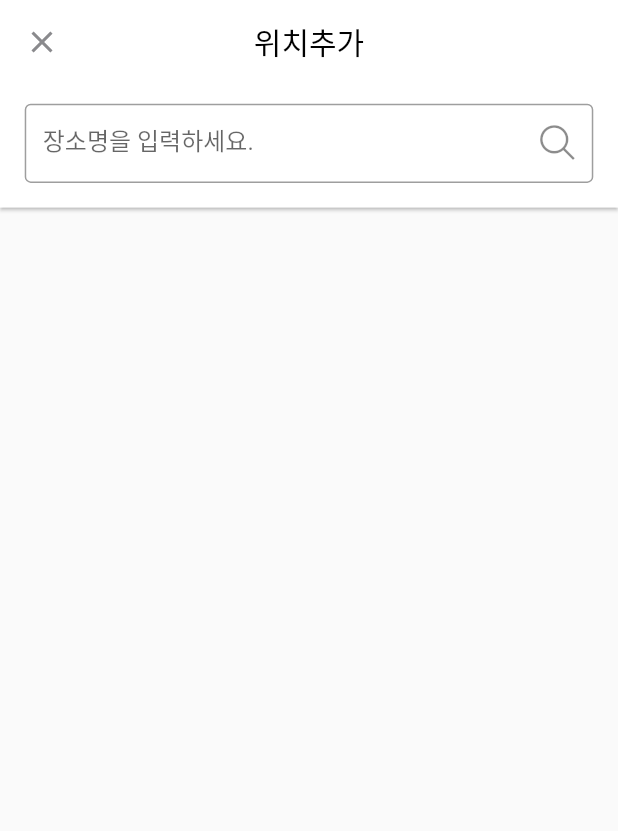
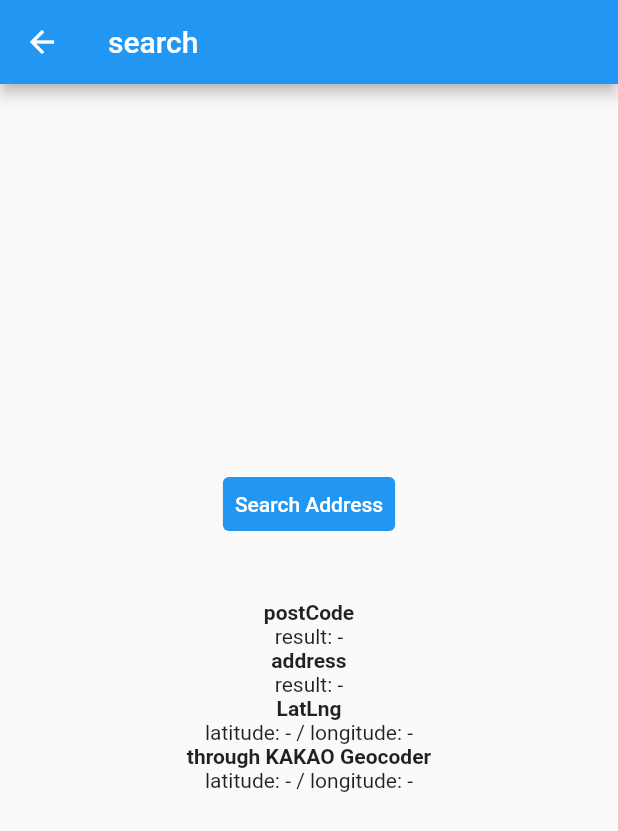
Before and after one commit to geongupark/POTL, a Flutter app: the PotlWidget screen opened directly, item 3 of the bottom bar chosen, after a tap on "위치 추가", on a phone screen of 412 x 824 dp. Shown: the top 831 px of the screen. Run offline on Flutter 3.47's test engine with Material 2 defaults, Android fonts, the phone set to English and light mode, and no system bars; our stand-ins replace carousel_slider, cloud_firestore, firebase_auth, firebase_core, firebase_storage, google_maps_flutter and 1 more; missing offline and left inert: kpostal; accounts and stored records are empty.

```diff
--- a/lib/service/home_service.dart
+++ b/lib/service/home_service.dart
@@ -10,7 +10,7 @@ class HomeService extends ChangeNotifier {
     return postCollection.orderBy("voting", descending: true).get();
   }
 
-  Future<QuerySnapshot> read() async {
+  Future<QuerySnapshot> readAllPostBySorting() async {
     return postCollection
         .orderBy("voting", descending: true)
         .orderBy("time", descending: true)
--- a/lib/view/common/potl_page.dart
+++ b/lib/view/common/potl_page.dart
@@ -1,4 +1,5 @@
 import 'package:flutter/material.dart';
+import 'package:potl/view/map/map_page.dart';
 
 import '../../util/POTL_icons.dart';
 import '../../util/confing.dart';
@@ -44,9 +45,7 @@ class _PotlWidgetState extends State<PotlWidget> {
 
   static const List<Widget> _bodyView = <Widget>[
     HomePage(),
-    Text(
-      'Index 1: add post',
-    ),
+    MapPage(title: "map"),
     PostPage(),
     MyPage(),
   ];
--- a/lib/view/home/home.dart
+++ b/lib/view/home/home.dart
@@ -125,7 +125,7 @@ class _HomePageState extends State<HomePage> {
                 height: 10,
               ),
               FutureBuilder<QuerySnapshot>(
-                future: homeService.read(),
+                future: homeService.readAllPostBySorting(),
                 builder: (context, snapshot) {
                   final docs = snapshot.data?.docs ?? []; // 문서들 가져오기
                   final targetDocs = getTargetDocs(docs);
--- a/lib/view/home/home_see_all.dart
+++ b/lib/view/home/home_see_all.dart
@@ -118,7 +118,7 @@ class _HomeSeeAllPageState extends State<HomeSeeAllPage> {
                   child: Padding(
                     padding: const EdgeInsets.all(8.0),
                     child: FutureBuilder<QuerySnapshot>(
-                      future: homeService.read(),
+                      future: homeService.readAllPostBySorting(),
                       builder: (context, snapshot) {
                         final docs = snapshot.data?.docs ?? []; // 문서들 가져오기
                         final targetDocs = getTargetDocs(docs);
--- /dev/null
+++ b/lib/view/map/search_location.dart
@@ -0,0 +1,89 @@
+import 'package:flutter/material.dart';
+import 'package:kpostal/kpostal.dart';
+
+class SearchLocation extends StatefulWidget {
+  SearchLocation({Key? key, required this.title}) : super(key: key);
+
+  final String title;
+
+  @override
+  _SearchLocationState createState() => _SearchLocationState();
+}
+
+class _SearchLocationState extends State<SearchLocation> {
+  String postCode = '-';
+  String address = '-';
+  String latitude = '-';
+  String longitude = '-';
+  String kakaoLatitude = '-';
+  String kakaoLongitude = '-';
+
+  @override
+  Widget build(BuildContext context) {
+    return Scaffold(
+      appBar: AppBar(
+        title: Text(widget.title),
+      ),
+      body: Container(
+        alignment: Alignment.center,
+        child: Column(
+          mainAxisSize: MainAxisSize.min,
+          children: [
+            TextButton(
+              onPressed: () async {
+                await Navigator.push(
+                  context,
+                  MaterialPageRoute(
+                    builder: (_) => KpostalView(
+                      useLocalServer: true,
+                      localPort: 1024,
+                      kakaoKey: '0fde62e47b073943fc39506cadd187ad',
+                      callback: (Kpostal result) {
+                        setState(() {
+                          this.postCode = result.postCode;
+                          this.address = result.address;
+                          this.latitude = result.latitude.toString();
+                          this.longitude = result.longitude.toString();
+                          this.kakaoLatitude = result.kakaoLatitude.toString();
+                          this.kakaoLongitude =
+                              result.kakaoLongitude.toString();
+                        });
+                      },
+                    ),
+                  ),
+                );
+              },
+              style: ButtonStyle(
+                  backgroundColor:
+                      MaterialStateProperty.all<Color>(Colors.blue)),
+              child: Text(
+                'Search Address',
+                style: TextStyle(color: Colors.white),
+              ),
+            ),
+            Container(
+              padding: EdgeInsets.all(40.0),
+              child: Column(
+                children: [
+                  Text('postCode',
+                      style: TextStyle(fontWeight: FontWeight.bold)),
+                  Text('result: ${this.postCode}'),
+                  Text('address',
+                      style: TextStyle(fontWeight: FontWeight.bold)),
+                  Text('result: ${this.address}'),
+                  Text('LatLng', style: TextStyle(fontWeight: FontWeight.bold)),
+                  Text(
+                      'latitude: ${this.latitude} / longitude: ${this.longitude}'),
+                  Text('through KAKAO Geocoder',
+                      style: TextStyle(fontWeight: FontWeight.bold)),
+                  Text(
+                      'latitude: ${this.kakaoLatitude} / longitude: ${this.kakaoLongitude}'),
+                ],
+              ),
+            ),
+          ],
+        ),
+      ),
+    );
+  }
+}
--- a/lib/view/post/post.dart
+++ b/lib/view/post/post.dart
@@ -11,6 +11,7 @@ import 'package:image_picker/image_picker.dart';
 import 'package:provider/provider.dart';
 
 import '../../service/post_service.dart';
+import '../map/search_location.dart';
 
 class PostPage extends StatefulWidget {
   const PostPage({Key? key}) : super(key: key);
@@ -66,8 +67,10 @@ class _PostPageState extends State<PostPage> {
                     ),
                     onPressed: () => Navigator.of(context).push(
                       MaterialPageRoute(
-                        builder: (context) => LocationPage(),
-                      ),
+                          builder: (context) => SearchLocation(
+                                title: 'search',
+                              ) // LocationPage(),
+                          ),
                     ),
                     label: Text('위치 추가'),
                     icon: Icon(POTLIcons.location_small),
--- a/pubspec.yaml
+++ b/pubspec.yaml
@@ -42,6 +42,8 @@ dependencies:
   image_picker: ^0.8.5+3
   permission_handler: ^10.0.0
   firebase_storage: ^10.3.4
+  google_maps_flutter: ^2.1.10
+  kpostal: ^0.5.1
 
 dev_dependencies:
   flutter_test:
```
Also changed, not shown: lib/view/map/map_page.dart (added, +93 -0 lines), pubspec.lock, 3 other files.
